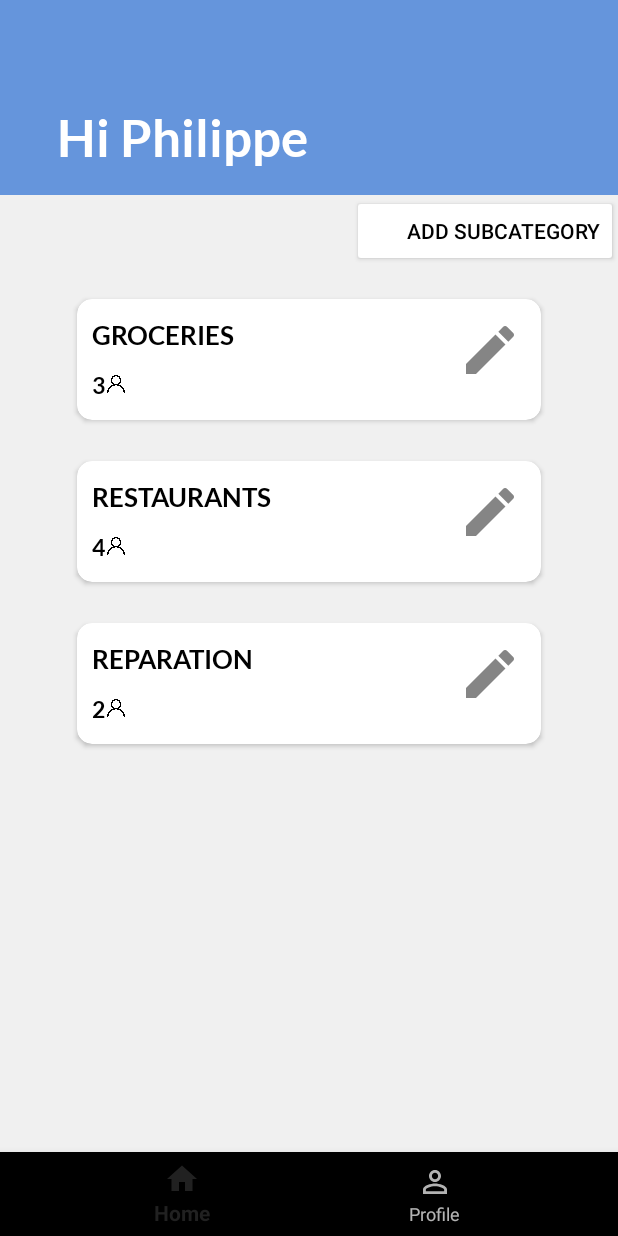
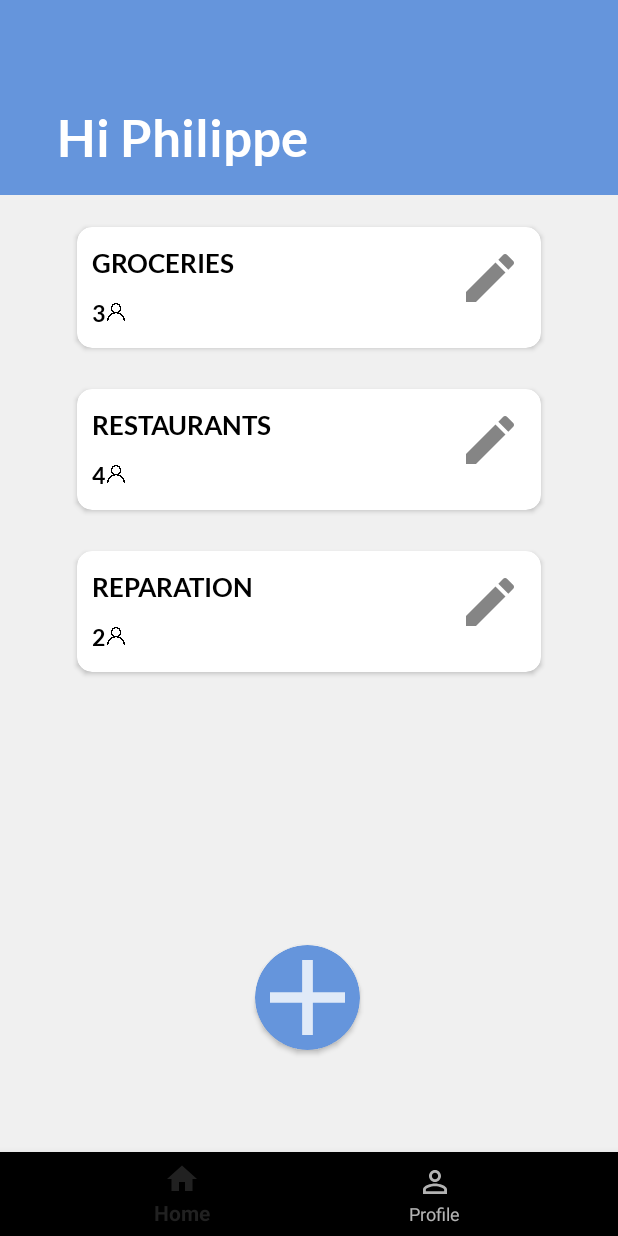
Before and after one commit to Micrell/splitpal, an Android app: the screen it shows after launch (MainActivity), on a phone screen of 412 x 824 dp. Run offline under Robolectric (Android 15) with nearby library versions, the phone set to English and light mode, and no system bars; our stand-ins replace Room's generated code, navigation-ui; Roboto replaces fonts that are not available here; 2 statements that could not run were skipped.

Commit message:
ui changes

```diff
--- a/splitpal/app/src/main/java/com/example/nomoola/activity/MainActivity.java
+++ b/splitpal/app/src/main/java/com/example/nomoola/activity/MainActivity.java
@@ -27,7 +27,7 @@ public class MainActivity extends AppCompatActivity {
         super.onCreate(savedInstanceState);
         setContentView(R.layout.activity_main);
 
-        getSupportActionBar().hide();
+//        getSupportActionBar().hide();
 
         BottomNavigationView bottomNavigationView = findViewById(R.id.bottom_navigation);
 
@@ -39,7 +39,7 @@ public class MainActivity extends AppCompatActivity {
 
         AppBarConfiguration appBarConfiguration = new AppBarConfiguration.Builder(R.id.homePage, R.id.profilePage).build();
 
-        NavigationUI.setupActionBarWithNavController(this, navController, appBarConfiguration);
+   //     NavigationUI.setupActionBarWithNavController(this, navController, appBarConfiguration);
 
         Log.d("CREATION", "onCreate from " + this.getClass().toString() + " finished");
 
--- a/splitpal/app/src/main/java/com/example/nomoola/database/dao/ProfileDAO.java
+++ b/splitpal/app/src/main/java/com/example/nomoola/database/dao/ProfileDAO.java
@@ -55,4 +55,8 @@ public interface ProfileDAO {
             "FROM T_PROFILE " +
             "WHERE PROFILE_ID=:profileID")
     LiveData<String> getProfileNameAccordingToID(int profileID);
+
+    @Query("SELECT PROFILE_NAME " + "FROM T_PROFILE")
+    LiveData<List<String>> getAllUsernames();
+
 }
--- a/splitpal/app/src/main/java/com/example/nomoola/fragment/GroupFragment.java
+++ b/splitpal/app/src/main/java/com/example/nomoola/fragment/GroupFragment.java
@@ -16,6 +16,7 @@ import com.example.nomoola.adapter.InOutComeAdapter;
 import com.example.nomoola.database.entity.Profile;
 import com.example.nomoola.database.entity.SubCategory;
 import com.example.nomoola.viewModel.InOutComeViewModel;
+import com.example.nomoola.viewModel.ProfileViewModel;
 
 import java.util.ArrayList;
 import java.util.List;
--- a/splitpal/app/src/main/java/com/example/nomoola/viewModel/InOutComeViewModel.java
+++ b/splitpal/app/src/main/java/com/example/nomoola/viewModel/InOutComeViewModel.java
@@ -78,4 +78,8 @@ public class InOutComeViewModel extends AndroidViewModel {
     public LiveData<Integer> getNumberOfMembersInSubCategory(int subCatID){
         return this.mRepository.getNumberOfMembersInSubCategory(subCatID);
     }
+    public LiveData<List<String>> getAllUsernames(){
+        return this.mRepository.getAllUsernames();
+    }
+
 }
--- a/splitpal/app/src/main/java/com/example/nomoola/viewModel/ProfileViewModel.java
+++ b/splitpal/app/src/main/java/com/example/nomoola/viewModel/ProfileViewModel.java
@@ -51,4 +51,8 @@ public class ProfileViewModel extends AndroidViewModel {
     public LiveData<String> getUserName(Profile profile) {
         return this.mRepository.getUserName(profile.getM_PROFILE_ID());
     }
+
+    public LiveData<List<String>> getAllUsernames(){
+        return this.mRepository.getAllUsernames();
+    }
 }
--- a/splitpal/app/src/main/res/layout/fragment_subcategory.xml
+++ b/splitpal/app/src/main/res/layout/fragment_subcategory.xml
@@ -60,28 +60,10 @@
 
     </androidx.constraintlayout.widget.ConstraintLayout>
 
-    <LinearLayout
-        android:layout_width="match_parent"
-        android:layout_height="wrap_content"
-        android:gravity="end"
-        android:orientation="horizontal">
-
-        <androidx.appcompat.widget.AppCompatButton
-            android:id="@+id/subcategory_addSubcategory_button"
-            android:layout_width="wrap_content"
-            android:layout_height="wrap_content"
-            android:backgroundTint="@color/white"
-            android:drawableStart="@drawable/ic_add_category"
-            android:text="@string/nomoola_add_subcategory"
-            android:textColor="@color/black"
-            tools:layout_editor_absoluteX="225dp"
-            tools:layout_editor_absoluteY="41dp" />
-    </LinearLayout>
-
     <androidx.recyclerview.widget.RecyclerView
         android:id="@+id/subcategory_recyclerView"
         android:layout_width="match_parent"
-        android:layout_height="match_parent"
+        android:layout_height="500dp"
         android:layout_gravity="center_horizontal"
         android:foregroundGravity="center_horizontal"
         app:layoutManager="androidx.recyclerview.widget.LinearLayoutManager"
@@ -90,4 +72,20 @@
         app:layout_constraintStart_toStartOf="parent"
         app:layout_constraintTop_toBottomOf="@+id/constraintLayout2"
         tools:listitem="@layout/item_subcategory" />
+    <androidx.cardview.widget.CardView
+        android:id="@+id/subcategory_addSubcategory_button"
+        android:layout_width="70dp"
+        android:layout_height="70dp"
+        app:cardCornerRadius="70dp"
+        android:backgroundTint="@color/nomoola_blue"
+        android:textColor="@color/black"
+        tools:layout_editor_absoluteX="225dp"
+        tools:layout_editor_absoluteY="41dp"
+        android:layout_marginStart="170dp">
+        <ImageView
+            android:layout_width="match_parent"
+            android:layout_height="match_parent"
+            app:srcCompat="@drawable/ic_add_plus"
+            android:layout_margin="10dp"/>
+    </androidx.cardview.widget.CardView>
 </LinearLayout>
```
Also changed, not shown: splitpal/app/src/main/java/com/example/nomoola/adapter/MembersAdapter.java (added, +72 -0 lines), splitpal/app/src/main/java/com/example/nomoola/database/repository/DataRepository.java (+33 -25 lines), splitpal/app/src/main/java/com/example/nomoola/fragment/InOutComeFragment.java (+33 -0 lines), splitpal/app/src/main/res/drawable/rounded_corners.xml (added, +13 -0 lines), splitpal/app/src/main/res/layout/fragment_in_out_come.xml (+28 -8 lines), splitpal/app/src/main/res/layout/item_member.xml (added, +29 -0 lines).
